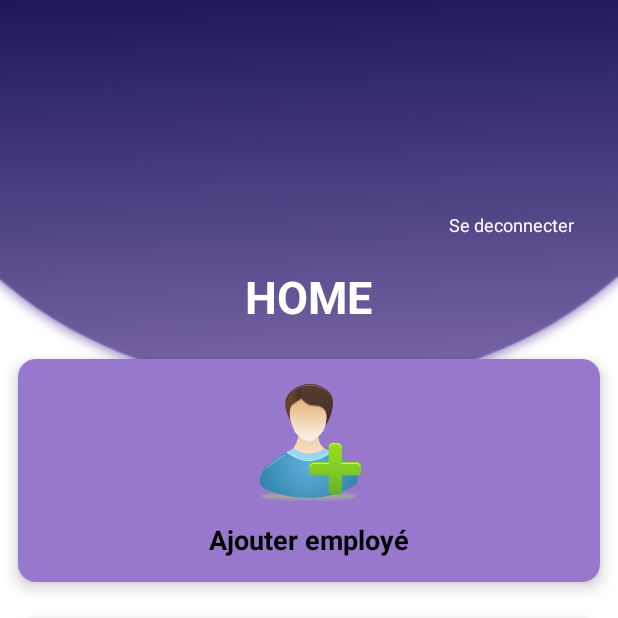
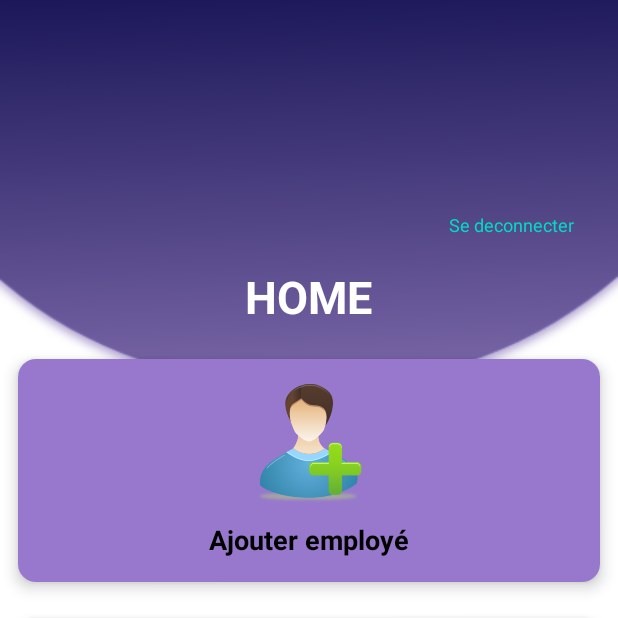
Before and after one commit to Aymane-Moussa/Suivi-des-employ-s, an Android app: the screen it shows after launch once a user with an empty profile is signed in (MainActivity), on a phone screen of 412 x 824 dp, the top half of it. Run offline under Robolectric (Android 15) with nearby library versions, the phone set to English and light mode, and no system bars; our stand-ins replace CircleImageView, Firebase (no records; nobody signed in at launch, a user with empty details on screens opened directly); 3 statements that could not run were skipped.

Commit message:
final version

```diff
--- a/app/src/main/java/com/example/suivi_des_employes/AdminInscription.java
+++ b/app/src/main/java/com/example/suivi_des_employes/AdminInscription.java
@@ -34,8 +34,6 @@ import com.karumi.dexter.listener.PermissionDeniedResponse;
 import com.karumi.dexter.listener.PermissionGrantedResponse;
 import com.karumi.dexter.listener.PermissionRequest;
 import com.karumi.dexter.listener.single.PermissionListener;
-
-
 import java.io.InputStream;
 import java.util.Random;
 
@@ -105,11 +103,11 @@ public class AdminInscription extends AppCompatActivity {
                     passwordRegistration.requestFocus();
                     return;
                 }else if (password.length() < 6){
-                    passwordRegistration.setError("Longeur du mot de passe ingerieur a 6!!!");
+                    passwordRegistration.setError("Longeur du mot de passe inférieur à 6!!!");
                     passwordRegistration.requestFocus();
                     return;
                 }else if(!Patterns.EMAIL_ADDRESS.matcher(email).matches()){
-                    emailRegistration.setError("Longeur du mot de passe ingerieur a 6!!!");
+                    emailRegistration.setError("Longeur du mot de passe inférieur à 6!!!");
                     emailRegistration.requestFocus();
                 }else{
                     mAuth.createUserWithEmailAndPassword(email,password).addOnCompleteListener(new OnCompleteListener<AuthResult>() {
--- a/app/src/main/java/com/example/suivi_des_employes/MyAdapter.java
+++ b/app/src/main/java/com/example/suivi_des_employes/MyAdapter.java
@@ -58,7 +58,7 @@ public class MyAdapter extends RecyclerView.Adapter<MyAdapter.MyViewHolder> {
             public void onClick(View v) {
                 final DialogPlus dialogPlus = DialogPlus.newDialog(holder.editer.getContext())
                         .setContentHolder(new ViewHolder(R.layout.dialogcontent))
-                        .setExpanded(true, 2450)
+                        .setExpanded(true, 1750)
                         .create();
                 View myview = dialogPlus.getHolderView();
                 final EditText nom = myview.findViewById(R.id.nomupd);
--- a/app/src/main/res/layout/activity_admin_inscription.xml
+++ b/app/src/main/res/layout/activity_admin_inscription.xml
@@ -141,7 +141,7 @@
         app:layout_constraintTop_toTopOf="parent"
         app:layout_constraintVertical_bias="0.086">
 
-        <ImageView
+        <de.hdodenhof.circleimageview.CircleImageView
             android:id="@+id/img"
             android:layout_width="300dp"
             android:layout_height="200dp"/>
--- a/app/src/main/res/layout/activity_main.xml
+++ b/app/src/main/res/layout/activity_main.xml
@@ -63,10 +63,10 @@
                 android:text="Se deconnecter"
                 android:textAlignment="center"
                 android:layout_marginLeft="270dp"
-                android:textColor="@color/white">
+                android:textColor="@color/teal_200">
             </TextView>
 
-            <ImageView
+            <de.hdodenhof.circleimageview.CircleImageView
                 xmlns:app="http://schemas.android.com/apk/res-auto"
                 android:id="@+id/profileImage"
                 android:layout_width="96dp"
```
